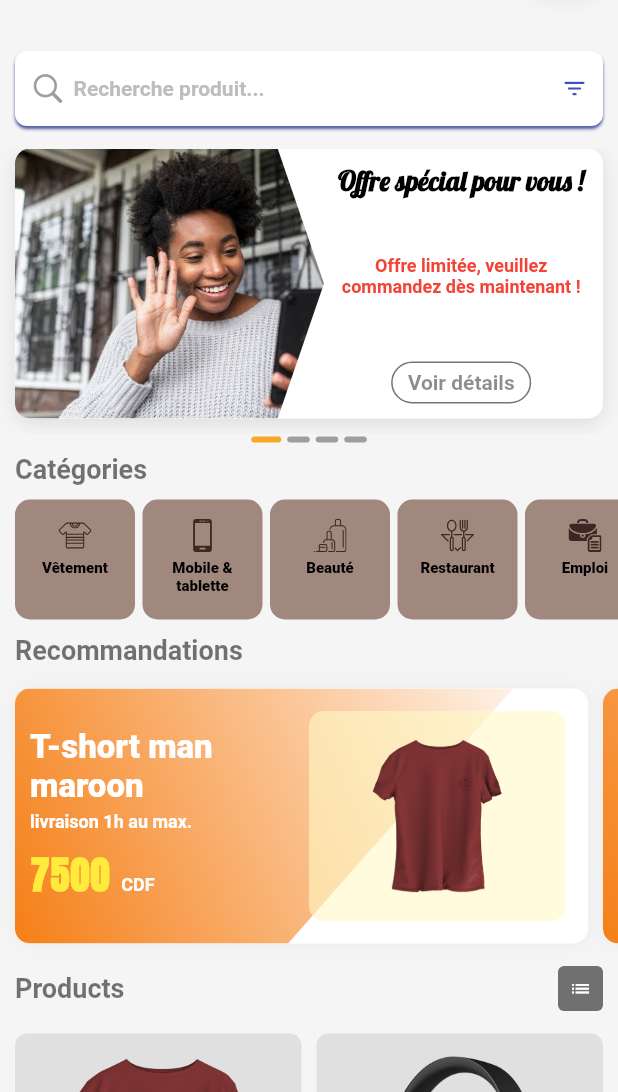
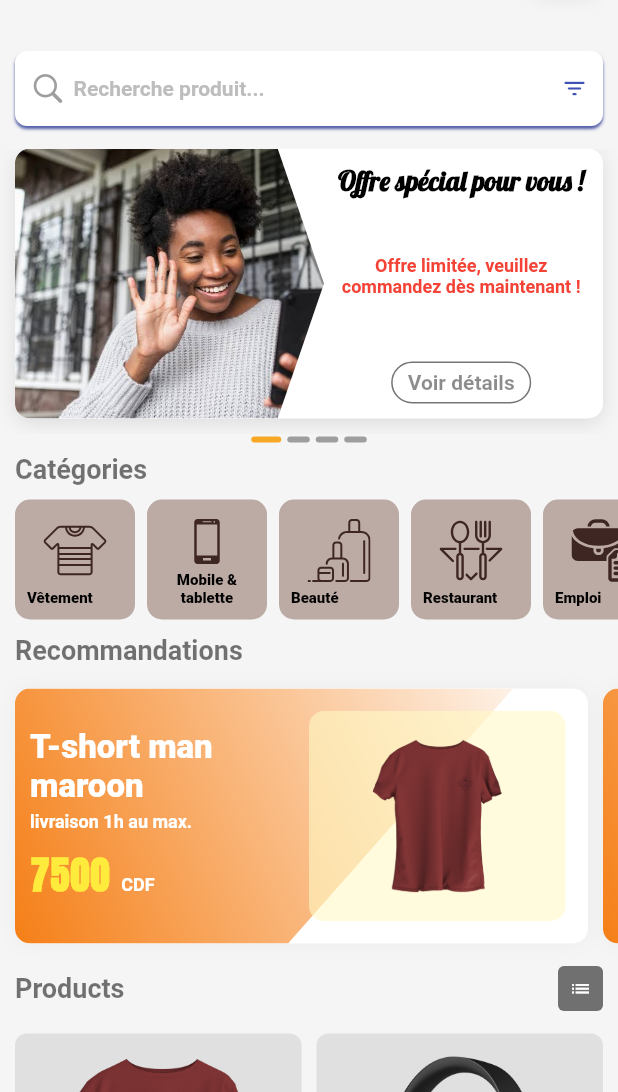
Before and after one commit to Delimond-eng/kin_achat, a Flutter app: the HomeScreen screen opened directly, on a phone screen of 412 x 824 dp, the part 144-1236 px from its top. Run offline on Flutter 3.47's test engine with Material 2 defaults, Android fonts, the phone set to English and light mode, and no system bars; our stand-ins replace flutter_svg, google_fonts, lottie, palette_generator, video_player; Roboto replaces fonts that are missing (Ultra).

Commit message:
category card updated

```diff
--- a/lib/screens/widgets/category_card.dart
+++ b/lib/screens/widgets/category_card.dart
@@ -17,11 +17,11 @@ class Cardcategory extends StatelessWidget {
   Widget build(BuildContext context) {
     var color = Colors.primaries[Random().nextInt(Colors.primaries.length)];
     return Container(
-      margin: const EdgeInsets.only(right: 5.0),
+      margin: const EdgeInsets.only(right: 8.0),
       height: 80.0,
       width: 80.0,
       decoration: BoxDecoration(
-        color: color.shade300,
+        color: color.shade200,
         borderRadius: BorderRadius.circular(10.0),
       ),
       child: Padding(
@@ -39,16 +39,20 @@ class Cardcategory extends StatelessWidget {
                 ),
               ),
             ),
-            Expanded(
+            Row(
+              children: [
+                Flexible(
                   child: Text(
                     data.title,
                     textAlign: TextAlign.center,
                     style: GoogleFonts.didactGothic(
                       color: Colors.black,
                       fontSize: 10.0,
-                  fontWeight: FontWeight.w800,
+                      fontWeight: FontWeight.w900,
                     ),
                   ),
+                ),
+              ],
             )
           ],
         ),
```
Lines whose indentation alone changed are shown as unchanged.
